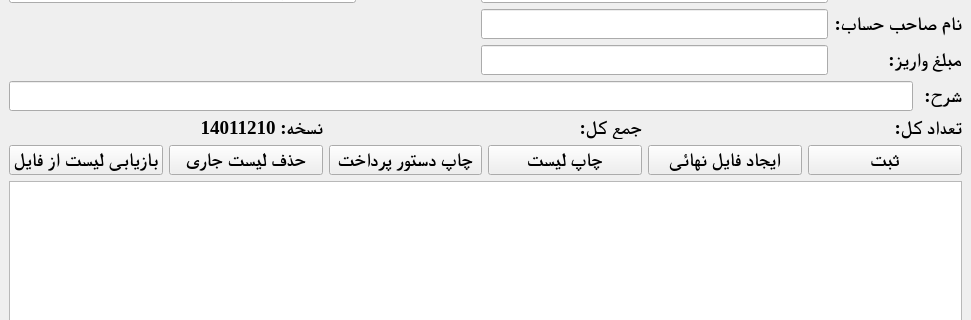
Before: the Qt Designer form mainwindow.ui in ahmadbabayi/QtBmipaya, drawn with Qt 5; both pictures show x 0 to 971 and y 145 to 465 of the 971 by 675 pixel window.
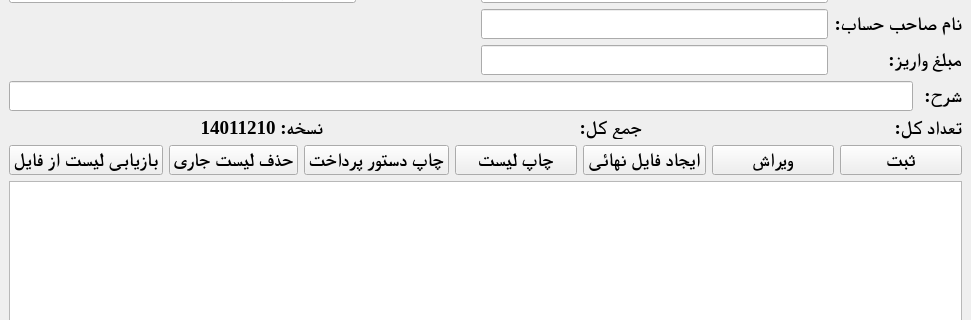
After: the same form once the commit is applied.

```diff
--- a/mainwindow.ui
+++ b/mainwindow.ui
@@ -317,6 +317,13 @@
         </property>
        </widget>
       </item>
+      <item>
+       <widget class="QPushButton" name="EditButton">
+        <property name="text">
+         <string>ویراش</string>
+        </property>
+       </widget>
+      </item>
       <item>
        <widget class="QPushButton" name="SabtButton">
         <property name="text">
```
Left out of the diff: 2 changed lines with no effect on the pictures.
